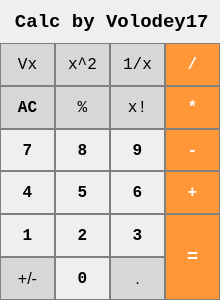
Qt form calcmainwindow.ui (volodey17/Qt_Calc_GUI) before a commit.
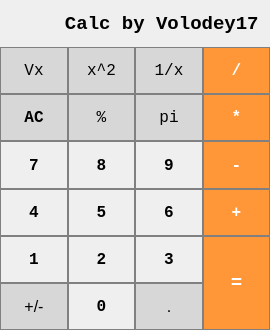
The same form after that commit.

Diff of the .ui file:
```diff
--- a/calcmainwindow.ui
+++ b/calcmainwindow.ui
@@ -6,8 +6,8 @@
    <rect>
     <x>0</x>
     <y>0</y>
-    <width>220</width>
-    <height>300</height>
+    <width>270</width>
+    <height>330</height>
    </rect>
   </property>
   <property name="sizePolicy">
@@ -18,14 +18,20 @@
   </property>
   <property name="minimumSize">
    <size>
-    <width>220</width>
+    <width>270</width>
     <height>300</height>
    </size>
   </property>
   <property name="maximumSize">
    <size>
-    <width>300</width>
-    <height>410</height>
+    <width>370</width>
+    <height>350</height>
+   </size>
+  </property>
+  <property name="baseSize">
+   <size>
+    <width>0</width>
+    <height>0</height>
    </size>
   </property>
   <property name="font">
@@ -669,7 +675,7 @@
 }</string>
       </property>
       <property name="text">
-       <string>x!</string>
+       <string>pi</string>
       </property>
      </widget>
     </item>
```
Left out of the diff: 8 changed lines with no effect on the pictures.
